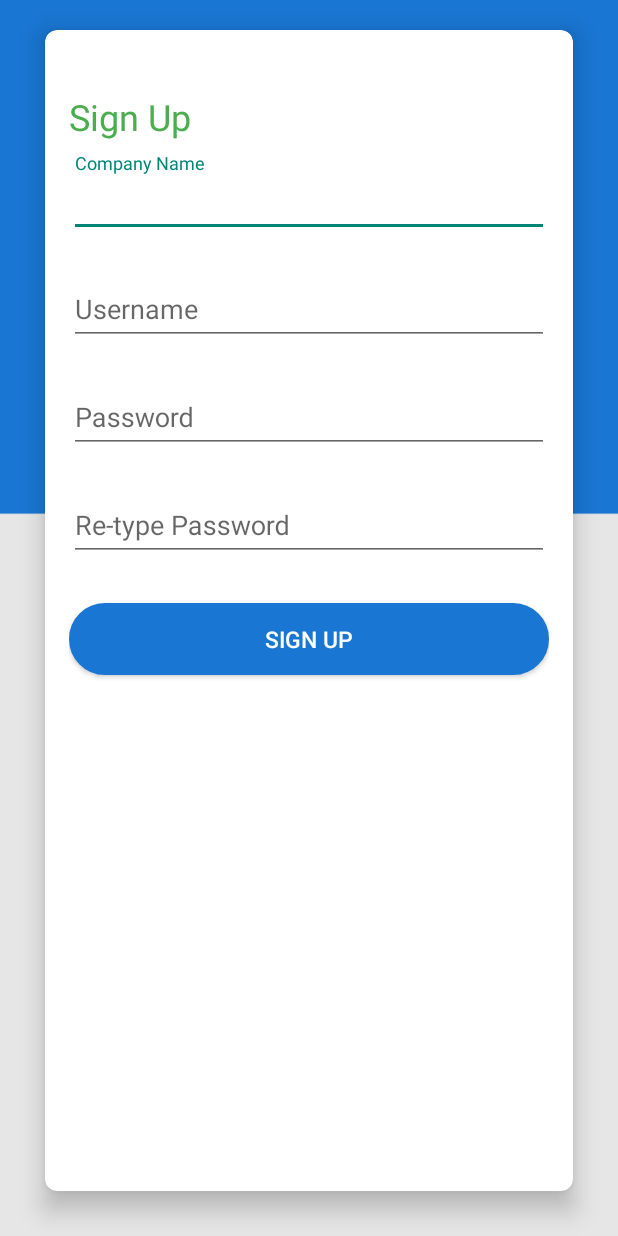
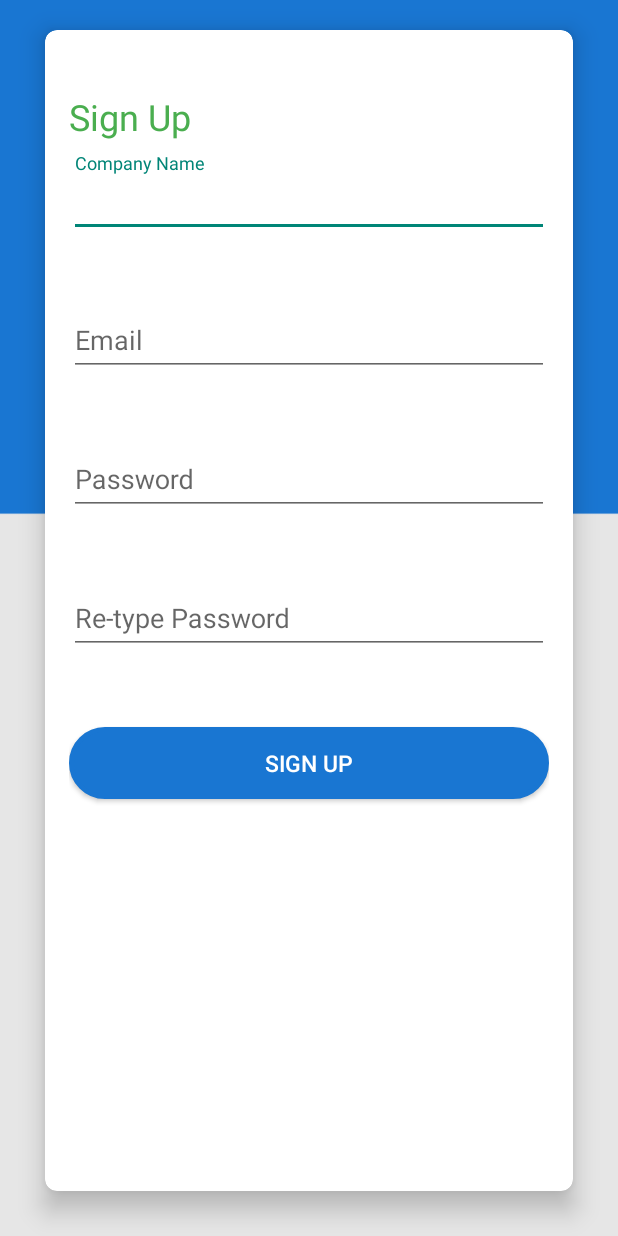
Before and after one commit to peteramiel/Bus-Arrival-Announcement-System, an Android app: the screen it shows after launch (SignUpActivity), after a tap on "SIGN UP", on a phone screen of 412 x 824 dp. Run offline under Robolectric (Android 15) with nearby library versions, the phone set to English and light mode, and no system bars; our stand-ins replace Firebase (no records; nobody signed in at launch, a user with empty details on screens opened directly); 1 other tap on this screen came first.

Commit message:
second commit

```diff
--- a/app/build.gradle
+++ b/app/build.gradle
@@ -23,7 +23,7 @@ dependencies {
     implementation 'com.android.support:appcompat-v7:28.0.0-rc01'
     implementation 'com.android.support:cardview-v7:28.0.0-rc01'
     implementation 'com.google.firebase:firebase-database:16.0.1'
-    compile 'com.android.support:design:28.0.0-rc01'
+    implementation 'com.android.support:design:28.0.0-rc01'
     implementation 'com.android.support.constraint:constraint-layout:1.1.2'
     implementation 'com.google.firebase:firebase-auth:16.0.1'
     testImplementation 'junit:junit:4.12'
--- a/app/src/main/java/plm/busarrivalannouncementsystem/LoginActivity.java
+++ b/app/src/main/java/plm/busarrivalannouncementsystem/LoginActivity.java
@@ -25,7 +25,8 @@ public class LoginActivity extends BaseActivity implements View.OnClickListener
 
     private EditText mEmailField;
     private EditText mPasswordField;
-
+    private TextInputLayout usernameWrapper;
+    private TextInputLayout passwordWrapper;
     // [START declare_auth]
     private FirebaseAuth mAuth;
 
@@ -37,8 +38,8 @@ public class LoginActivity extends BaseActivity implements View.OnClickListener
         // Views
         mEmailField = findViewById(R.id.userNameEditText);
         mPasswordField = findViewById(R.id.passwordEditText);
-        final TextInputLayout usernameWrapper = (TextInputLayout) findViewById(R.id.userNameSignInWrapper);
-        final TextInputLayout passwordWrapper = (TextInputLayout) findViewById(R.id.passwordSignInWrapper);
+        usernameWrapper = findViewById(R.id.userNameSignInWrapper);
+        passwordWrapper = findViewById(R.id.passwordSignInWrapper);
         usernameWrapper.setHint("Username");
         passwordWrapper.setHint("Password");
         // Buttons
@@ -122,18 +123,18 @@ public class LoginActivity extends BaseActivity implements View.OnClickListener
 
         String email = mEmailField.getText().toString();
         if (TextUtils.isEmpty(email)) {
-            mEmailField.setError("Required.");
+            usernameWrapper.setError("Required");
             valid = false;
         } else {
-            mEmailField.setError(null);
+            usernameWrapper.setError(null);
         }
 
         String password = mPasswordField.getText().toString();
         if (TextUtils.isEmpty(password)) {
-            mPasswordField.setError("Required.");
+            passwordWrapper.setError("Required");
             valid = false;
         } else {
-            mPasswordField.setError(null);
+            passwordWrapper.setError(null);
         }
 
         return valid;
--- a/app/src/main/java/plm/busarrivalannouncementsystem/SignUpActivity.java
+++ b/app/src/main/java/plm/busarrivalannouncementsystem/SignUpActivity.java
@@ -24,19 +24,23 @@ public class SignUpActivity extends BaseActivity implements View.OnClickListener
     private EditText mPasswordField;
     private EditText mRetypePasswordField;
     private EditText mCompanyField;
+    private TextInputLayout usernameWrapper;
+    private TextInputLayout passwordWrapper;
+    private TextInputLayout companyWrapper;
+    private TextInputLayout retypeWrapper;
     FirebaseDatabase database = FirebaseDatabase.getInstance();
     DatabaseReference myRef = database.getReference("users");
     @Override
     protected void onCreate(Bundle savedInstanceState) {
         super.onCreate(savedInstanceState);
         setContentView(R.layout.activity_sign_up);
-        final TextInputLayout usernameWrapper = (TextInputLayout) findViewById(R.id.userNameSignUpWrapper);
-        final TextInputLayout passwordWrapper = (TextInputLayout) findViewById(R.id.passwordSignUpWrapper);
-        final TextInputLayout companyWrapper = (TextInputLayout) findViewById(R.id.companySignUpWrapper);
-        final TextInputLayout retypeWrapper = (TextInputLayout) findViewById(R.id.retypePasswordSignUpWrapper);
+        usernameWrapper = findViewById(R.id.userNameSignUpWrapper);
+        passwordWrapper = findViewById(R.id.passwordSignUpWrapper);
+        companyWrapper = findViewById(R.id.companySignUpWrapper);
+        retypeWrapper = findViewById(R.id.retypePasswordSignUpWrapper);
         companyWrapper.setHint("Company Name");
         retypeWrapper.setHint("Re-type Password");
-        usernameWrapper.setHint("Username");
+        usernameWrapper.setHint("Email");
         passwordWrapper.setHint("Password");
         mAuth = FirebaseAuth.getInstance();
         mPasswordField=findViewById(R.id.passwordSignUpEditText);
@@ -60,31 +64,36 @@ public class SignUpActivity extends BaseActivity implements View.OnClickListener
 
         String email = mEmailField.getText().toString();
         if (TextUtils.isEmpty(email)) {
-            mEmailField.setError("Required.");
+            usernameWrapper.setError("Required");
             valid = false;
         } else {
-            mEmailField.setError(null);
+            usernameWrapper.setError(null);
         }
         String company = mCompanyField.getText().toString();
-        if (TextUtils.isEmpty(email)) {
-            mCompanyField.setError("Required.");
+        if (TextUtils.isEmpty(company)) {
+            companyWrapper.setError("Required");
             valid = false;
         } else {
-            mCompanyField.setError(null);
+            companyWrapper.setError(null);
         }
         String retypePassword = mRetypePasswordField.getText().toString();
-        if (TextUtils.isEmpty(email)) {
-            mRetypePasswordField.setError("Required.");
+        if (TextUtils.isEmpty(retypePassword)) {
+            retypeWrapper.setError("Required");
             valid = false;
         } else {
-            mRetypePasswordField.setError(null);
+            retypeWrapper.setError(null);
         }
         String password = mPasswordField.getText().toString();
         if (TextUtils.isEmpty(password)) {
-            mPasswordField.setError("Required.");
+            passwordWrapper.setError("Required");
             valid = false;
         } else {
-            mPasswordField.setError(null);
+            passwordWrapper.setError(null);
+        }
+
+        if(!password.equals(retypePassword)){
+            retypeWrapper.setError("Passwords do not match. Please enter your desired password again");
+            valid=false;
         }
 
         return valid;
--- a/app/src/main/java/plm/busarrivalannouncementsystem/SplashScreen.java
+++ b/app/src/main/java/plm/busarrivalannouncementsystem/SplashScreen.java
@@ -4,13 +4,65 @@ import android.content.Intent;
 import android.os.Handler;
 import android.support.v7.app.AppCompatActivity;
 import android.os.Bundle;
+import android.view.animation.AccelerateInterpolator;
+import android.view.animation.AlphaAnimation;
+import android.view.animation.Animation;
+import android.view.animation.AnimationSet;
+import android.view.animation.AnimationUtils;
+import android.view.animation.AnticipateInterpolator;
+import android.view.animation.DecelerateInterpolator;
+import android.widget.ImageView;
 
 public class SplashScreen extends AppCompatActivity {
-    private static int SPLASH_TIME_OUT = 2000;
+    private static int SPLASH_TIME_OUT = 5000;
+    ImageView logo;
+    ImageView logo2;
     @Override
     protected void onCreate(Bundle savedInstanceState) {
         super.onCreate(savedInstanceState);
         setContentView(R.layout.activity_splash_screen);
+        logo=findViewById(R.id.wholeBusSplash);
+        logo2=findViewById(R.id.logoSplash);
+        Animation bounce = AnimationUtils.loadAnimation(getApplicationContext(),R.anim.bounce);
+        logo.startAnimation(bounce);
+
+        logo2.setVisibility(logo2.INVISIBLE);
+
+        final Animation startFadeOutAnimation = AnimationUtils.loadAnimation(getApplicationContext(), R.anim.fade_out);
+        final Animation startFadeInAnimation =AnimationUtils.loadAnimation(getApplicationContext(),R.anim.fade_in);
+
+        startFadeOutAnimation.setAnimationListener(new Animation.AnimationListener(){
+            @Override
+            public void onAnimationStart(Animation animation) {
+            }
+            @Override
+            public void onAnimationEnd(Animation animation) {
+                logo.setVisibility(logo.INVISIBLE);
+            }
+            @Override
+            public void onAnimationRepeat(Animation animation) {
+            }
+        });
+        new Handler().postDelayed(new Runnable() {
+            @Override
+            public void run() {
+                logo.startAnimation(startFadeOutAnimation);
+                logo2.startAnimation(startFadeInAnimation);
+            }
+        },3000);
+
+
+
+
+//        Animation fadeOut = new AlphaAnimation(1, 0);
+//        fadeOut.setInterpolator(new AccelerateInterpolator()); //and this
+//        fadeOut.setStartOffset(3000);
+//        fadeOut.setDuration(1000);
+//        AnimationSet animation = new AnimationSet(false); //change to false
+//        animation.addAnimation(fadeOut);
+//        logo.setAnimation(animation);
+
+
         new Handler().postDelayed(new Runnable() {
             @Override
             public void run() {
--- a/app/src/main/res/layout/activity_sign_up.xml
+++ b/app/src/main/res/layout/activity_sign_up.xml
@@ -39,12 +39,17 @@
                 android:layout_width="match_parent"
                 android:layout_height="wrap_content"
                 android:layout_marginTop="8dp"
-                android:layout_marginBottom="8dp">
+                android:layout_marginBottom="8dp"
+                app:errorEnabled="true"
+                >
                 <EditText
                     android:id="@+id/companySignUpEditText"
                     android:layout_width="match_parent"
                     android:layout_height="wrap_content"
-                    android:hint="Company Name" />
+                    android:maxLength="30"
+                    android:hint="Company Name"
+                    android:inputType="text"
+                    />
             </android.support.design.widget.TextInputLayout>
 
             <android.support.design.widget.TextInputLayout
@@ -52,12 +57,15 @@
                 android:layout_width="match_parent"
                 android:layout_height="wrap_content"
                 android:layout_marginTop="8dp"
-                android:layout_marginBottom="8dp">
+                android:layout_marginBottom="8dp"
+                app:errorEnabled="true"
+                >
                 <EditText
                     android:id="@+id/userNameSignUpEditText"
                     android:layout_width="match_parent"
                     android:layout_height="wrap_content"
                     android:inputType="textEmailAddress"
+                    android:maxLength="30"
                     android:hint="@string/username" />
             </android.support.design.widget.TextInputLayout>
 
@@ -66,12 +74,15 @@
                 android:layout_width="match_parent"
                 android:layout_height="wrap_content"
                 android:layout_marginTop="8dp"
-                android:layout_marginBottom="8dp">
+                android:layout_marginBottom="8dp"
+                app:errorEnabled="true"
+                >
             <EditText
                 android:id="@+id/passwordSignUpEditText"
                 android:layout_width="match_parent"
                 android:layout_height="wrap_content"
                 android:inputType="textPassword"
+                android:maxLength="30"
                 android:hint="@string/password" />
             </android.support.design.widget.TextInputLayout>
 
@@ -80,12 +91,15 @@
                 android:layout_width="match_parent"
                 android:layout_height="wrap_content"
                 android:layout_marginTop="8dp"
-                android:layout_marginBottom="8dp">
+                android:layout_marginBottom="8dp"
+                app:errorEnabled="true"
+                >
                 <EditText
                     android:id="@+id/retypePasswordSignUpEditText"
                     android:layout_width="match_parent"
                     android:layout_height="wrap_content"
                     android:inputType="textPassword"
+                    android:maxLength="30"
                     android:hint="Re-type Password" />
             </android.support.design.widget.TextInputLayout>
 
--- a/app/src/main/res/values/strings.xml
+++ b/app/src/main/res/values/strings.xml
@@ -1,12 +1,10 @@
 <resources>
     <string name="app_name">Bus Arrival Announcement System</string>
     <string name="sign_in">Sign In</string>
-    <string name="username">Username</string>
+    <string name="username">Email</string>
     <string name="password">Password</string>
     <string name="loading">Please Wait..</string>
     <string name="auth_failed">Authentication Failed! Please try again.</string>
-    <string name="emailpassword_status_fmt">String 1</string>
-    <string name="firebase_status_fmt">Firebase</string>
     <string name="signed_out">You\'re Signed Out</string>
     <string name="new_route">Create New Route</string>
     <string name="select_route">Select a Route</string>
```
Also changed, not shown: app/src/main/java/plm/busarrivalannouncementsystem/HomeActivity.java (+9 -0 lines), app/src/main/res/anim/bounce.xml (added, +18 -0 lines), app/src/main/res/anim/fade_in.xml (added, +21 -0 lines), app/src/main/res/anim/fade_out.xml (added, +9 -0 lines), app/src/main/res/layout/activity_splash_screen.xml (+17 -6 lines), app/src/main/res/drawable/bus.png (added).
